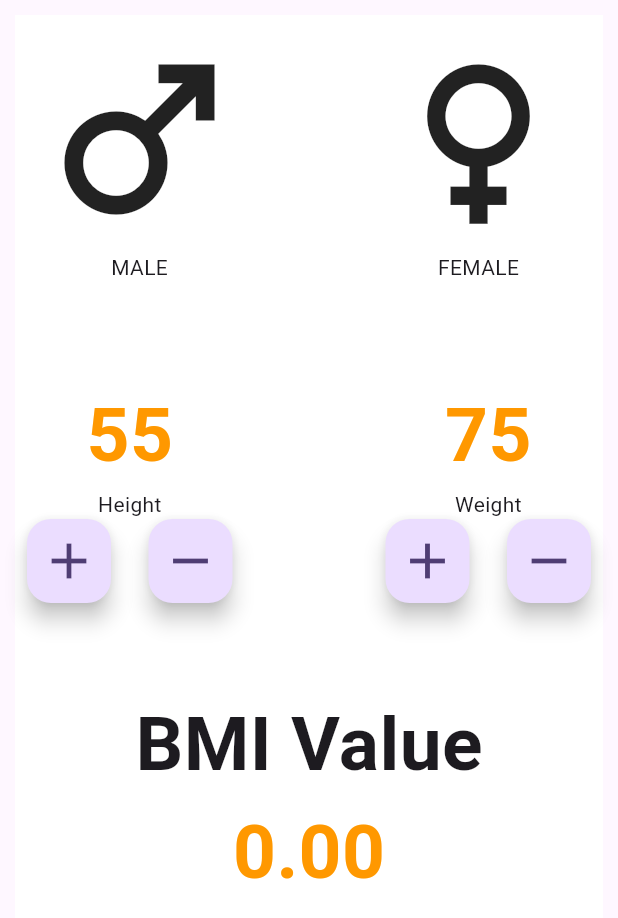
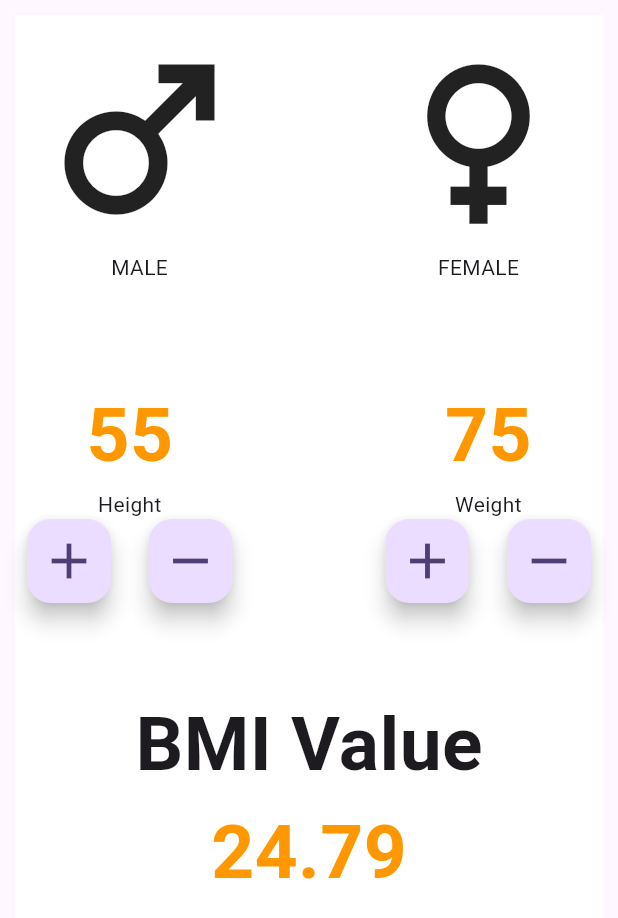
Before and after one commit to ASHAN2021/BMI_cal, a Flutter app: the screen it shows after launch, after a tap on the "add" icon, after a tap on the "remove" icon, on a phone screen of 412 x 824 dp. Shown: the top 918 px of the screen. Run offline on Flutter 3.47's test engine with Material 3 defaults, Android fonts, the phone set to English and light mode, and no system bars.

Commit message:
bmi function update

```diff
--- a/bmi_calculator/lib/main_page.dart
+++ b/bmi_calculator/lib/main_page.dart
@@ -11,7 +11,7 @@ class MainPage extends StatefulWidget {
 class _MainPageState extends State<MainPage> {
   int height = 55;
   int weight = 75;
-  double bmivalue = 0;
+  late double bmivalue = bmicalculate(height: height, weight: weight);
 
   @override
   Widget build(BuildContext context) {
@@ -68,7 +68,8 @@ class _MainPageState extends State<MainPage> {
                               onPressed: () {
                                 setState(() {
                                   if (height < 250) height++;
-                                  bmicalculate(height: height, weight: weight);
+                                  bmivalue = bmicalculate(
+                                      height: height, weight: weight);
                                 });
 
                                 print(height);
@@ -82,7 +83,8 @@ class _MainPageState extends State<MainPage> {
                               onPressed: () {
                                 setState(() {
                                   if (height > 50) height--;
-                                  bmicalculate(height: height, weight: weight);
+                                  bmivalue = bmicalculate(
+                                      height: height, weight: weight);
                                 });
                                 print(height);
                               },
@@ -106,7 +108,8 @@ class _MainPageState extends State<MainPage> {
                               onPressed: () {
                                 setState(() {
                                   if (weight < 200) weight++;
-                                  bmicalculate(height: height, weight: weight);
+                                  bmivalue = bmicalculate(
+                                      height: height, weight: weight);
                                 });
                               },
                               child: kbuttonstyleadd,
@@ -119,7 +122,7 @@ class _MainPageState extends State<MainPage> {
                                 setState(() {
                                   if (weight > 20) {
                                     weight--;
-                                    bmicalculate(
+                                    bmivalue = bmicalculate(
                                         height: height, weight: weight);
                                   }
                                 });
```
